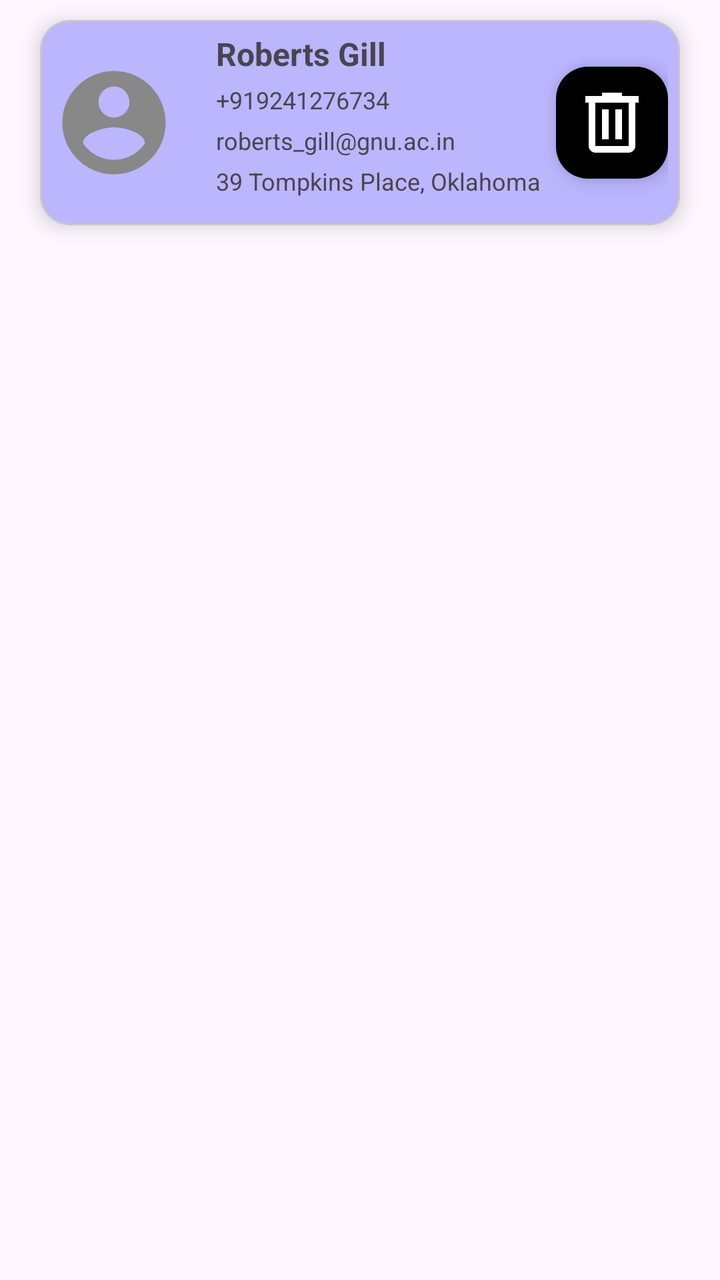
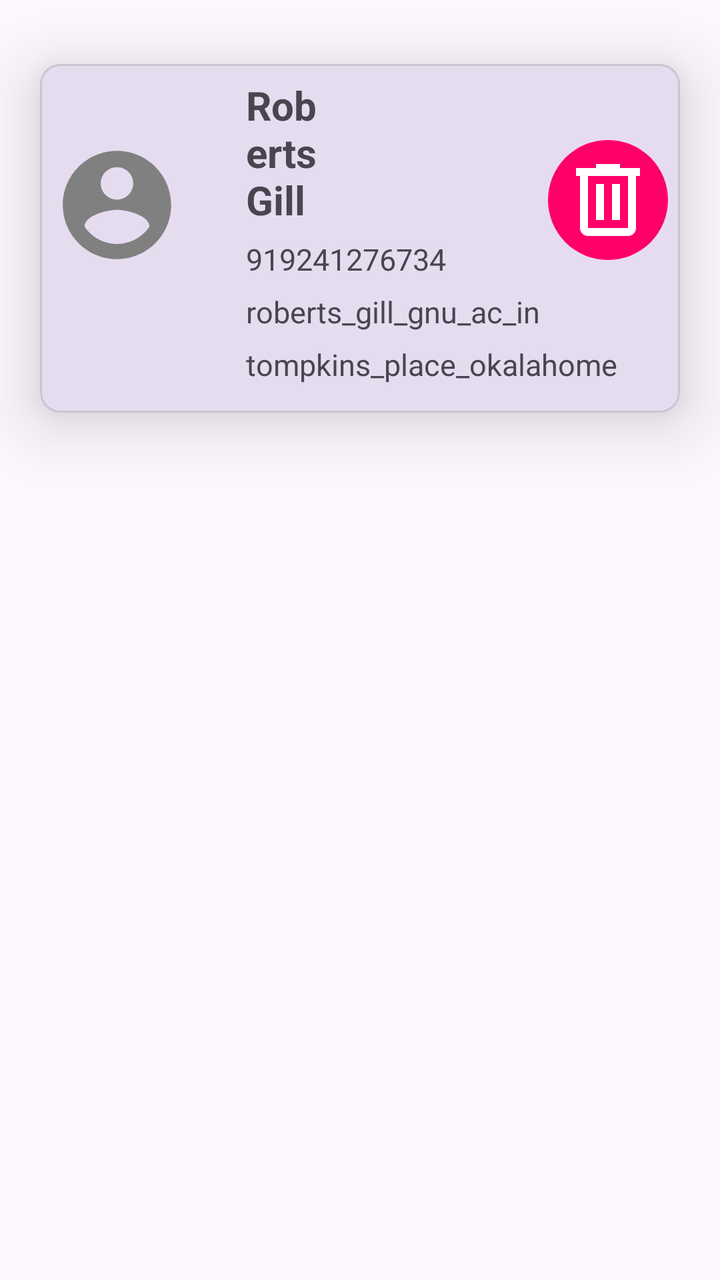

An Android layout rendered at two revisions. The XML below is the earlier revision; the diff shows what the commit changed to produce the second picture.
<!-- AndroidManifest.xml: application theme Theme._24012011109_MAD_practical7 -->
<!-- res/layout/single_item.xml -->
<?xml version="1.0" encoding="utf-8"?>
<androidx.constraintlayout.widget.ConstraintLayout
    xmlns:android="http://schemas.android.com/apk/res/android"
    xmlns:app="http://schemas.android.com/apk/res-auto"
    xmlns:tools="http://schemas.android.com/tools"
    android:layout_width="match_parent"
    android:layout_height="wrap_content">

    <com.google.android.material.card.MaterialCardView
        android:id="@+id/profileCard"
        android:layout_width="0dp"
        android:layout_height="wrap_content"
        android:layout_marginStart="20dp"
        android:layout_marginTop="10dp"
        android:layout_marginEnd="20dp"
        android:layout_marginBottom="10dp"
        app:cardCornerRadius="15dp"
        app:cardElevation="6dp"
        android:backgroundTint="#BBB6FE"
        app:layout_constraintStart_toStartOf="parent"
        app:layout_constraintEnd_toEndOf="parent"
        app:layout_constraintTop_toTopOf="parent">

        <androidx.constraintlayout.widget.ConstraintLayout
            android:layout_width="match_parent"
            android:layout_height="wrap_content"
            android:padding="6dp">

            <ImageView
                android:id="@+id/profileCard1"
                android:layout_width="62dp"
                android:layout_height="62dp"
                app:srcCompat="@drawable/baseline_account_circle_24"
                app:tint="#888888"
                app:layout_constraintTop_toTopOf="parent"
                app:layout_constraintBottom_toBottomOf="parent"
                app:layout_constraintStart_toStartOf="parent"
                />

            <TextView
                android:id="@+id/textView2"
                android:layout_width="0dp"
                android:layout_height="wrap_content"
                android:layout_marginStart="20dp"
                android:text="Roberts Gill"
                android:textSize="16sp"
                android:textStyle="bold"
                app:layout_constraintStart_toEndOf="@id/profileCard1"
                app:layout_constraintTop_toTopOf="parent" />
            <TextView
                android:id="@+id/textView3"
                android:layout_width="0dp"
                android:layout_height="wrap_content"
                android:layout_marginTop="4dp"
                android:text="+919241276734"
                android:textSize="12sp"
                app:layout_constraintStart_toStartOf="@id/textView2"
                app:layout_constraintTop_toBottomOf="@id/textView2" />

            <TextView
                android:id="@+id/textView4"
                android:layout_width="0dp"
                android:layout_height="wrap_content"
                android:layout_marginTop="4dp"
                android:text="roberts_gill@gnu.ac.in"
                android:textSize="12sp"
                app:layout_constraintStart_toStartOf="@id/textView2"
                app:layout_constraintTop_toBottomOf="@id/textView3" />

            <TextView
                android:id="@+id/textView5"
                android:layout_width="0dp"
                android:layout_height="wrap_content"
                android:layout_marginTop="4dp"
                android:layout_marginBottom="8dp"
                android:text="39 Tompkins Place, Oklahoma"
                android:textSize="12sp"
                app:layout_constraintStart_toStartOf="@id/textView2"
                app:layout_constraintTop_toBottomOf="@id/textView4"
                app:layout_constraintBottom_toBottomOf="parent" />

            <com.google.android.material.floatingactionbutton.FloatingActionButton
                android:id="@+id/imageView"
                android:layout_width="wrap_content"
                android:layout_height="wrap_content"
                android:contentDescription="Profile"
                app:srcCompat="@drawable/outline_delete_24"
                app:tint="@android:color/white"
                android:backgroundTint="@color/black"
                app:maxImageSize="40dp"
                app:layout_constraintEnd_toEndOf="parent"
                app:layout_constraintTop_toTopOf="parent"
                app:layout_constraintBottom_toBottomOf="parent"/>

        </androidx.constraintlayout.widget.ConstraintLayout>

    </com.google.android.material.card.MaterialCardView>

</androidx.constraintlayout.widget.ConstraintLayout>
<!-- resources referenced by this layout -->
<resources>
  <color name="black">#FF000000</color>
  <!-- drawable baseline_account_circle_24 (drawable) -->
  <vector xmlns:android="http://schemas.android.com/apk/res/android" android:height="24dp" android:tint="#000000" android:viewportHeight="24" android:viewportWidth="24" android:width="24dp">
        
      <path android:fillColor="@android:color/white" android:pathData="M12,2C6.48,2 2,6.48 2,12s4.48,10 10,10 10,-4.48 10,-10S17.52,2 12,2zM12,5c1.66,0 3,1.34 3,3s-1.34,3 -3,3 -3,-1.34 -3,-3 1.34,-3 3,-3zM12,19.2c-2.5,0 -4.71,-1.28 -6,-3.22 0.03,-1.99 4,-3.08 6,-3.08 1.99,0 5.97,1.09 6,3.08 -1.29,1.94 -3.5,3.22 -6,3.22z"/>
      
  </vector>
  <!-- drawable outline_delete_24 (drawable) -->
  <vector xmlns:android="http://schemas.android.com/apk/res/android" android:height="24dp" android:tint="#000000" android:viewportHeight="960" android:viewportWidth="960" android:width="24dp">
        
      <path android:fillColor="@android:color/white" android:pathData="M280,840Q247,840 223.5,816.5Q200,793 200,760L200,240L160,240L160,160L360,160L360,120L600,120L600,160L800,160L800,240L760,240L760,760Q760,793 736.5,816.5Q713,840 680,840L280,840ZM680,240L280,240L280,760Q280,760 280,760Q280,760 280,760L680,760Q680,760 680,760Q680,760 680,760L680,240ZM360,680L440,680L440,320L360,320L360,680ZM520,680L600,680L600,320L520,320L520,680ZM280,240L280,240L280,760Q280,760 280,760Q280,760 280,760L280,760Q280,760 280,760Q280,760 280,760L280,240Z"/>
      
  </vector>
  <style name="Theme._24012011109_MAD_practical7" parent="Base.Theme._24012011109_MAD_practical7" />
  <style name="Base.Theme._24012011109_MAD_practical7" parent="Theme.Material3.DayNight.NoActionBar">
          
          
      </style>
</resources>

<!-- the commit's change to res/layout/single_item.xml (unified diff, before → after) -->
@@ -11,49 +11,50 @@
         android:layout_width="0dp"
         android:layout_height="wrap_content"
         android:layout_marginStart="20dp"
-        android:layout_marginTop="10dp"
+        android:layout_marginTop="32dp"
         android:layout_marginEnd="20dp"
-        android:layout_marginBottom="10dp"
-        app:cardCornerRadius="15dp"
-        app:cardElevation="6dp"
-        android:backgroundTint="#BBB6FE"
+        app:cardCornerRadius="10dp"
+        app:cardElevation="20dp"
+        app:layout_constraintEnd_toEndOf="parent"
         app:layout_constraintStart_toStartOf="parent"
-        app:layout_constraintEnd_toEndOf="parent"
         app:layout_constraintTop_toTopOf="parent">
 
         <androidx.constraintlayout.widget.ConstraintLayout
             android:layout_width="match_parent"
             android:layout_height="wrap_content"
             android:padding="6dp">
-
             <ImageView
-                android:id="@+id/profileCard1"
-                android:layout_width="62dp"
-                android:layout_height="62dp"
-                app:srcCompat="@drawable/baseline_account_circle_24"
-                app:tint="#888888"
+                android:id="@+id/imageButton"
+                android:layout_width="65dp"
+                android:layout_height="65dp"
+                android:layout_marginTop="32dp"
+                android:tint="#808080"
+                app:layout_constraintStart_toStartOf="parent"
                 app:layout_constraintTop_toTopOf="parent"
-                app:layout_constraintBottom_toBottomOf="parent"
-                app:layout_constraintStart_toStartOf="parent"
-                />
-
+                app:srcCompat="@drawable/baseline_account_circle_24" />
             <TextView
                 android:id="@+id/textView2"
                 android:layout_width="0dp"
                 android:layout_height="wrap_content"
-                android:layout_marginStart="20dp"
+                android:layout_marginStart="32dp"
+                android:layout_marginTop="1dp"
+                android:layout_marginEnd="84dp"
                 android:text="Roberts Gill"
-                android:textSize="16sp"
+                android:textSize="20sp"
                 android:textStyle="bold"
-                app:layout_constraintStart_toEndOf="@id/profileCard1"
-                app:layout_constraintTop_toTopOf="parent" />
+                app:layout_constraintEnd_toStartOf="@id/imageView"
+                app:layout_constraintHorizontal_bias="0.0"
+                app:layout_constraintStart_toEndOf="@+id/imageButton"
+                app:layout_constraintTop_toTopOf="parent"
+                tools:ignore="HardcodedText" />
+
             <TextView
                 android:id="@+id/textView3"
                 android:layout_width="0dp"
                 android:layout_height="wrap_content"
-                android:layout_marginTop="4dp"
-                android:text="+919241276734"
-                android:textSize="12sp"
+                android:layout_marginTop="6dp"
+                android:text="919241276734"
+                android:textSize="15sp"
                 app:layout_constraintStart_toStartOf="@id/textView2"
                 app:layout_constraintTop_toBottomOf="@id/textView2" />
 
@@ -61,9 +62,9 @@
                 android:id="@+id/textView4"
                 android:layout_width="0dp"
                 android:layout_height="wrap_content"
-                android:layout_marginTop="4dp"
-                android:text="roberts_gill@gnu.ac.in"
-                android:textSize="12sp"
+                android:layout_marginTop="6dp"
+                android:text="roberts_gill_gnu_ac_in"
+                android:textSize="15sp"
                 app:layout_constraintStart_toStartOf="@id/textView2"
                 app:layout_constraintTop_toBottomOf="@id/textView3" />
 
@@ -71,26 +72,25 @@
                 android:id="@+id/textView5"
                 android:layout_width="0dp"
                 android:layout_height="wrap_content"
-                android:layout_marginTop="4dp"
+                android:layout_marginTop="6dp"
                 android:layout_marginBottom="8dp"
-                android:text="39 Tompkins Place, Oklahoma"
-                android:textSize="12sp"
+                android:text="tompkins_place_okalahome"
+                android:textSize="15sp"
+                app:layout_constraintBottom_toBottomOf="parent"
                 app:layout_constraintStart_toStartOf="@id/textView2"
-                app:layout_constraintTop_toBottomOf="@id/textView4"
-                app:layout_constraintBottom_toBottomOf="parent" />
+                app:layout_constraintTop_toBottomOf="@id/textView4" />
 
-            <com.google.android.material.floatingactionbutton.FloatingActionButton
+            <ImageView
                 android:id="@+id/imageView"
-                android:layout_width="wrap_content"
-                android:layout_height="wrap_content"
-                android:contentDescription="Profile"
-                app:srcCompat="@drawable/outline_delete_24"
-                app:tint="@android:color/white"
-                android:backgroundTint="@color/black"
-                app:maxImageSize="40dp"
+                android:layout_width="60dp"
+                android:layout_height="60dp"
+                android:layout_marginTop="32dp"
+                android:background="@drawable/circle_background"
+                android:padding="6dp"
+                android:tint="@color/white"
                 app:layout_constraintEnd_toEndOf="parent"
                 app:layout_constraintTop_toTopOf="parent"
-                app:layout_constraintBottom_toBottomOf="parent"/>
+                app:srcCompat="@drawable/outline_delete_24" />
 
         </androidx.constraintlayout.widget.ConstraintLayout>
 
<!-- resource entries referenced after the edit -->
@@ -1,12 +1,20 @@
 <!-- resources referenced by this layout -->
 <resources>
-  <color name="black">#FF000000</color>
+  <color name="white">#FFFFFFFF</color>
   <!-- drawable baseline_account_circle_24 (drawable) -->
   <vector xmlns:android="http://schemas.android.com/apk/res/android" android:height="24dp" android:tint="#000000" android:viewportHeight="24" android:viewportWidth="24" android:width="24dp">
         
       <path android:fillColor="@android:color/white" android:pathData="M12,2C6.48,2 2,6.48 2,12s4.48,10 10,10 10,-4.48 10,-10S17.52,2 12,2zM12,5c1.66,0 3,1.34 3,3s-1.34,3 -3,3 -3,-1.34 -3,-3 1.34,-3 3,-3zM12,19.2c-2.5,0 -4.71,-1.28 -6,-3.22 0.03,-1.99 4,-3.08 6,-3.08 1.99,0 5.97,1.09 6,3.08 -1.29,1.94 -3.5,3.22 -6,3.22z"/>
       
   </vector>
+  <!-- drawable circle_background (drawable) -->
+  <?xml version="1.0" encoding="utf-8"?>
+  <shape xmlns:android="http://schemas.android.com/apk/res/android"
+      android:shape="oval">
+  
+      <solid android:color="#FF0068"/>
+  
+  </shape>
   <!-- drawable outline_delete_24 (drawable) -->
   <vector xmlns:android="http://schemas.android.com/apk/res/android" android:height="24dp" android:tint="#000000" android:viewportHeight="960" android:viewportWidth="960" android:width="24dp">
         
